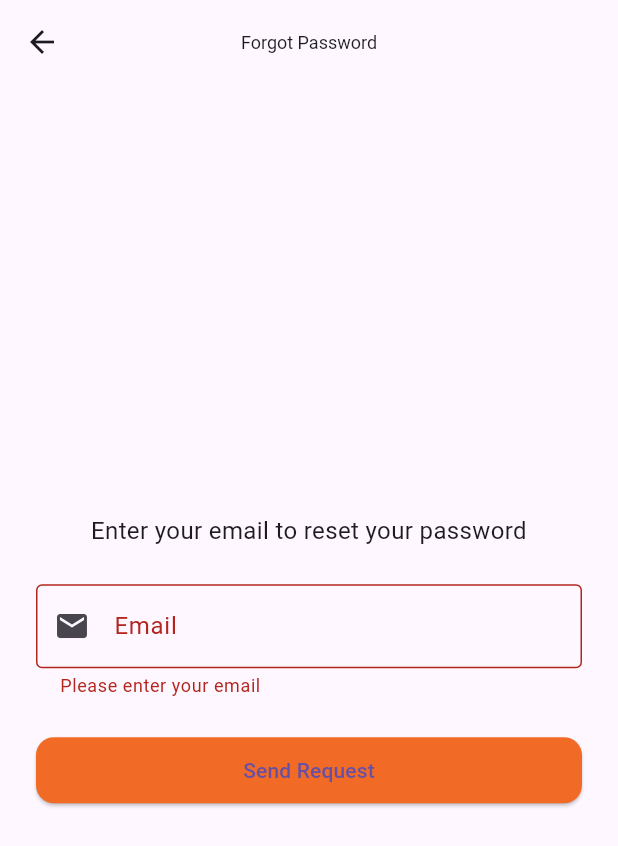
After one commit to manhhoang8th4/fe-user-app, a Flutter app: the ForgotPasswordScreen screen opened directly, after a tap on "Send Request", on a phone screen of 412 x 824 dp. The commit adds this screen. Shown: the top 846 px of the screen. Run offline on Flutter 3.47's test engine with Material 3 defaults, Android fonts, the phone set to English and light mode, and no system bars; our stand-ins replace bottom_navy_bar, dropdown_button2, easy_localization, flutter_login, flutter_rating_bar, font_awesome_flutter and 6 more; missing offline and left inert: flutter_cart, flutter_stripe, onesignal_flutter, razorpay_flutter; accounts and stored records are empty; network calls fail.

Commit message:
Update forgot_password

```diff
--- a/assets/translations/en.json
+++ b/assets/translations/en.json
@@ -16,8 +16,8 @@
   "remove_current_photo": "Remove current photo",
   "logout": "Logout",
   "language": "Language",
-  "my_orders": "My Orders",
-  "my_addresses": "My Addresses",
+  "My Orders": "My Orders",
+  "My Addresses": "My Addresses",
   "services": "Services",
   "apple_warranty": "Apple Warranty",
   "exchange_old_new": "Exchange Old for New",
@@ -48,8 +48,16 @@
   "discount_percent": "Discount {percent}%",
   "Book": "Book",
   "Fashion": "Fashion",
-  "Electronics": "Electronics"
-
+  "Electronics": "Electronics",
+  "forgot_password": {
+    "title": "Forgot Password",
+    "instruction": "Enter your email to reset your password",
+    "email": "Email",
+    "submit": "Send Request",
+    "error_empty": "Please enter your email",
+    "error_invalid": "Invalid email format",
+    "sent_to": "A reset link has been sent to {0}"
+  }
 
 
 
--- a/assets/translations/vi.json
+++ b/assets/translations/vi.json
@@ -16,8 +16,6 @@
   "remove_current_photo": "Xoá ảnh hiện tại",
   "logout": "Đăng xuất",
   "language": "Ngôn ngữ",
-  "my_orders": "Đơn hàng",
-  "my_addresses": "Địa chỉ",
   "services": "Dịch vụ",
   "apple_warranty": "Bảo hành Apple",
   "exchange_old_new": "Thu cũ đổi mới",
@@ -75,5 +73,14 @@
   "all": "Tất cả",
   "original_price": "Giá gốc",
   "promotion_price": "Ưu đãi",
-  "discount_percent": "Giảm {percent}%"
+  "discount_percent": "Giảm {percent}%",
+  "forgot_password": {
+    "title": "Quên mật khẩu",
+    "instruction": "Nhập địa chỉ email của bạn để đặt lại mật khẩu",
+    "email": "Email",
+    "submit": "Gửi yêu cầu",
+    "error_empty": "Vui lòng nhập email",
+    "error_invalid": "Email không hợp lệ",
+    "sent_to": "Link đặt lại mật khẩu đã được gửi đến {0}"
+  }
 }
--- /dev/null
+++ b/lib/screen/login_screen/forgot_password_screen.dart
@@ -0,0 +1,93 @@
+import 'package:flutter/material.dart';
+import 'package:easy_localization/easy_localization.dart';
+
+class ForgotPasswordScreen extends StatefulWidget {
+  const ForgotPasswordScreen({super.key});
+
+  @override
+  State<ForgotPasswordScreen> createState() => _ForgotPasswordScreenState();
+}
+
+class _ForgotPasswordScreenState extends State<ForgotPasswordScreen> {
+  final _formKey = GlobalKey<FormState>();
+  final TextEditingController _emailController = TextEditingController();
+  bool _isLoading = false;
+
+  void _submitForgotPassword() async {
+    if (!_formKey.currentState!.validate()) return;
+
+    setState(() => _isLoading = true);
+
+    final email = _emailController.text.trim();
+
+    // 👉 TODO: Replace with your real API call
+    await Future.delayed(const Duration(seconds: 2));
+
+    setState(() => _isLoading = false);
+
+    if (mounted) {
+      ScaffoldMessenger.of(context).showSnackBar(
+        SnackBar(
+          content: Text(tr('forgot_password.sent_to', args: [email])),
+        ),
+      );
+    }
+  }
+
+  @override
+  Widget build(BuildContext context) {
+    return Scaffold(
+      appBar: AppBar(title: Text(tr('forgot_password.title'))),
+      body: Padding(
+        padding: const EdgeInsets.all(24),
+        child: Center(
+          child: SingleChildScrollView(
+            child: Form(
+              key: _formKey,
+              child: Column(
+                mainAxisSize: MainAxisSize.min,
+                children: [
+                  Text(
+                    tr('forgot_password.instruction'),
+                    style: const TextStyle(fontSize: 16),
+                    textAlign: TextAlign.center,
+                  ),
+                  const SizedBox(height: 24),
+                  TextFormField(
+                    controller: _emailController,
+                    decoration: InputDecoration(
+                      labelText: tr('forgot_password.email'),
+                      border: const OutlineInputBorder(),
+                      prefixIcon: const Icon(Icons.email),
+                    ),
+                    keyboardType: TextInputType.emailAddress,
+                    validator: (value) {
+                      if (value == null || value.trim().isEmpty) {
+                        return tr('forgot_password.error_empty');
+                      }
+                      final emailRegex = RegExp(r'^[\w-.]+@([\w-]+\.)+[\w-]{2,4}$');
+                      if (!emailRegex.hasMatch(value.trim())) {
+                        return tr('forgot_password.error_invalid');
+                      }
+                      return null;
+                    },
+                  ),
+                  const SizedBox(height: 24),
+                  SizedBox(
+                    width: double.infinity,
+                    child: ElevatedButton(
+                      onPressed: _isLoading ? null : _submitForgotPassword,
+                      child: _isLoading
+                          ? const CircularProgressIndicator(color: Colors.white)
+                          : Text(tr('forgot_password.submit')),
+                    ),
+                  ),
+                ],
+              ),
+            ),
+          ),
+        ),
+      ),
+    );
+  }
+}
--- a/lib/screen/login_screen/login_screen.dart
+++ b/lib/screen/login_screen/login_screen.dart
@@ -1,3 +1,4 @@
+import 'package:e_commerce_flutter/screen/login_screen/forgot_password_screen.dart';
 import 'package:e_commerce_flutter/screen/login_screen/provider/user_provider.dart';
 import 'package:e_commerce_flutter/screen/login_screen/signin_screen.dart';
 import 'package:e_commerce_flutter/screen/home_screen.dart';
@@ -89,10 +90,15 @@ class LoginScreen extends StatelessWidget {
                 Row(
                   mainAxisAlignment: MainAxisAlignment.end,
                   children: [
-                    Text(
-                      'Forgot Password?',
-                      style: TextStyle(color: Colors.grey[600]),
-                    ),
+                    TextButton(
+                        onPressed: () {
+                          Navigator.push(
+                            context,
+                            MaterialPageRoute(builder: (context) => const ForgotPasswordScreen()),
+                          );
+                        },
+                        child: const Text('Quên mật khẩu?'),
+                      )
                   ],
                 ),
                 const SizedBox(height: 25),
```
